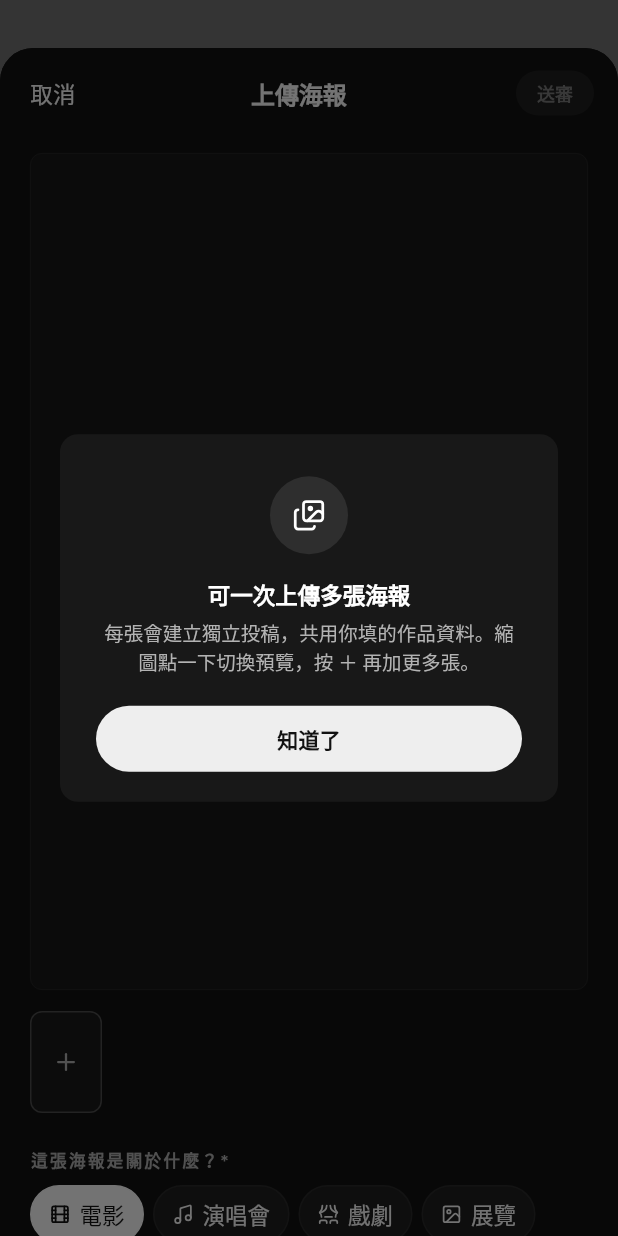
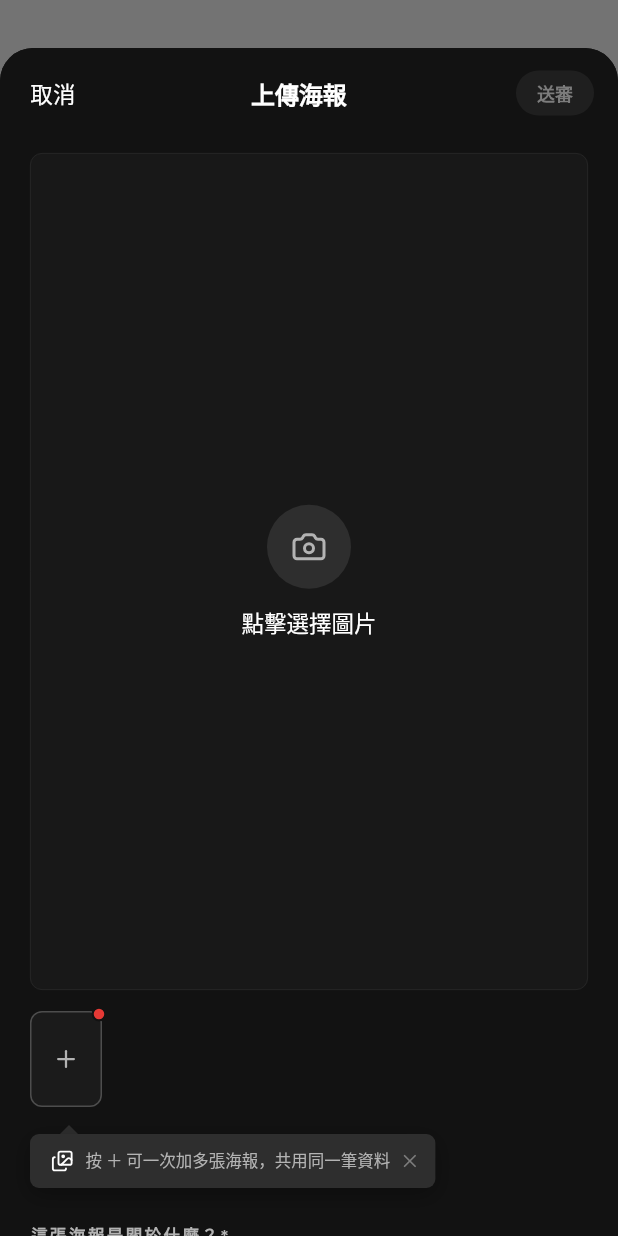
Before and after one commit to Chang-Shih-Yung/poster_app, a Flutter app: the SubmissionPage screen opened by its route, on a phone screen of 412 x 824 dp. Run offline on Flutter 3.47's test engine with Material 3 defaults, Android fonts, the phone set to English and light mode, and no system bars; our stand-ins replace cached_network_image, flutter_blurhash, flutter_riverpod, go_router, image_picker, lucide_icons_flutter and 3 more; accounts and stored records are empty; statements that could not run were skipped.

Commit message:
fix(ux): v19 round 5 — home hero/jump + inline upload tip bubble
Home feed poster-jumping on detail return
  Root cause: all three home card variants (_HeroCard, _FeedCard,
  _TrendingRow tile) rendered raw CachedNetworkImage. The detail
  route wraps its hero in Hero(tag: 'poster-$id') — with no
  matching source widget on home, Flutter's Hero flight landed on
  nothing and visibly "flew to the corner" when the user popped
  back. Second-order symptom: missing blurhash placeholders meant
  the rest of the feed re-faded from grey on return, so the grid
  looked like it shuffled.

  The 我的 tab never flickered because its cards go through
  AppPosterTile which already includes both a Hero wrapper and
  blurhash placeholder.

  Fix: pull the shared shape into a helper `_homePosterImage` that
  wraps CachedNetworkImage with the right Hero tag + a blurhash
  placeholder when the poster row carries one. Applied to all three
  home card variants. Uploader-badge overlay still composes on top
  in the existing Stack.

Multi-upload hint, v2
  First iteration put up a full-screen modal on entry — too heavy
  for a one-line affordance nudge. Second iteration:
    · Adds a 10-px red dot on the ＋ slot while the tip is unseen.
    · After a 1.2 s settle delay, a slim inline bubble slides in
      below the thumb row with an upward caret pointing at the ＋
      and the one-line hint. No scrim, rest of the page stays
      interactive.
    · Dismisses on bubble tap, ＋ tap, or 6-s auto-timeout. Seen
      flag persists via SharedPreferences so the red dot + bubble
      never return for that user.

Housekeeping
  Deleted `_MultiUploadHintDialog`. New `_MultiUploadHintBubble`
  + `_CaretPainter` handle the new inline tip. Timers cancelled
  in dispose() to avoid setState-after-unmount if the user closes
  the page mid-delay.

Verification
  flutter analyze: 0 issues · flutter test: 126/126 pass

Co-Authored-By: Claude Opus 4.7 (1M context) <noreply@anthropic.com>

```diff
--- a/lib/features/submission/submission_page.dart
+++ b/lib/features/submission/submission_page.dart
@@ -98,37 +98,79 @@ class _SubmissionPageState extends ConsumerState<SubmissionPage> {
   // ── Expandable sections ──
   bool _showAdvanced = false;
 
-  // v19 round 3: one-shot multi-upload hint. Previously we dangled
-  // the "點縮圖切換預覽，按 ＋ 加更多張（共用同一筆作品資料）" line
-  // under the thumb row, which read as a desktop footnote. Now we
-  // fire a brief iOS-style modal the first time the user lands on
-  // this page — tap 知道了 and it never shows again (persisted via
-  // SharedPreferences). Subsequent visits are chrome-free.
+  // v19 round 5: multi-upload tip, second iteration.
+  //
+  // Previous round put up a full-screen modal on first entry — read
+  // as heavy-handed for a line of copy that's really just an
+  // affordance nudge. Now:
+  //
+  //   · The ＋ tile in the thumb row carries a small red dot while
+  //     the tip is unseen (visual anchor — "there's something new
+  //     here, look").
+  //   · After a short delay (~1.2 s) once the page settles, a slim
+  //     toast-bubble slides in below the thumb row pointing at ＋,
+  //     with a single-line hint and a close affordance. No scrim,
+  //     no route push — the rest of the page stays interactive.
+  //   · Dismissal triggers on: tapping the bubble, tapping the ＋,
+  //     scrolling further, or 6 s of idle. Any of those mark the
+  //     hint as seen in SharedPreferences, so the red dot + bubble
+  //     both disappear and never return.
   static const _prefsKeyHintSeen = 'submission_multi_hint_seen_v1';
+
+  /// Drives both the red dot on ＋ and the pop-up bubble visibility.
+  /// Starts true assuming unseen; initState overrides with the
+  /// persisted flag.
+  bool _hintUnseen = true;
+
+  /// Only true during the short window between "page-settled delay"
+  /// and "user acknowledged" — the bubble itself is driven by this.
+  bool _hintBubbleVisible = false;
+
+  Timer? _hintShowTimer;
+  Timer? _hintAutoDismissTimer;
 
   @override
   void initState() {
     super.initState();
-    WidgetsBinding.instance.addPostFrameCallback((_) => _maybeShowHint());
-  }
-
-  Future<void> _maybeShowHint() async {
+    WidgetsBinding.instance.addPostFrameCallback((_) => _scheduleHint());
+  }
+
+  Future<void> _scheduleHint() async {
     if (!mounted) return;
     final prefs = await SharedPreferences.getInstance();
-    if (prefs.getBool(_prefsKeyHintSeen) == true) return;
+    final seen = prefs.getBool(_prefsKeyHintSeen) == true;
     if (!mounted) return;
-    await showDialog<void>(
-      context: context,
-      barrierColor: Colors.black.withValues(alpha: 0.55),
-      builder: (ctx) => _MultiUploadHintDialog(
-        onDismiss: () => Navigator.of(ctx).pop(),
-      ),
-    );
-    await prefs.setBool(_prefsKeyHintSeen, true);
+    if (seen) {
+      setState(() => _hintUnseen = false);
+      return;
+    }
+    // Unseen — delay briefly so the form has painted and the user
+    // isn't confronted with a tip the instant the page opens.
+    _hintShowTimer = Timer(const Duration(milliseconds: 1200), () {
+      if (!mounted) return;
+      setState(() => _hintBubbleVisible = true);
+      // Auto-dismiss after 6 s if the user doesn't interact.
+      _hintAutoDismissTimer = Timer(const Duration(seconds: 6), _dismissHint);
+    });
+  }
+
+  void _dismissHint() {
+    _hintShowTimer?.cancel();
+    _hintAutoDismissTimer?.cancel();
+    if (!mounted) return;
+    if (!_hintUnseen && !_hintBubbleVisible) return;
+    setState(() {
+      _hintUnseen = false;
+      _hintBubbleVisible = false;
+    });
+    SharedPreferences.getInstance()
+        .then((p) => p.setBool(_prefsKeyHintSeen, true));
   }
 
   @override
   void dispose() {
+    _hintShowTimer?.cancel();
+    _hintAutoDismissTimer?.cancel();
     _titleZhController.dispose();
     _titleEnController.dispose();
     _yearController.dispose();
@@ -640,19 +682,30 @@ class _SubmissionPageState extends ConsumerState<SubmissionPage> {
             const SizedBox(height: 10),
 
             // Thumb row — each picked image + a trailing ＋ slot.
+            // `addSlotHasDot` is the red badge that nudges first-time
+            // users toward the multi-upload affordance; cleared on
+            // first interaction via `_dismissHint`.
             _ThumbRow(
               images: _images,
               activeIdx: _primaryIdx,
               onRemove: _submitting ? null : _removeImageAt,
               onSelect: _submitting ? null : _setPrimary,
-              onAdd: _submitting ? null : _addImages,
-            ),
-            // Hint when there's at least one image, so the multi-upload
-            // affordance is unmissable.
-            // v19 round 3: the inline "點縮圖切換預覽…" footnote was
-            // removed — reads as desktop chrome. The same content is
-            // now delivered once, on first entry, via the
-            // _MultiUploadHintDialog (see initState).
+              onAdd: _submitting
+                  ? null
+                  : () {
+                      _dismissHint();
+                      _addImages();
+                    },
+              addSlotHasDot: _hintUnseen,
+            ),
+            // Pop-up bubble pointing at the ＋ slot. Only visible
+            // in the brief window between the post-entry delay and
+            // the user's first acknowledgement; see _scheduleHint.
+            if (_hintBubbleVisible)
+              Padding(
+                padding: const EdgeInsets.only(top: 8),
+                child: _MultiUploadHintBubble(onDismiss: _dismissHint),
+              ),
 
             const SizedBox(height: 24),
 
@@ -1694,12 +1747,18 @@ class _ThumbRow extends StatelessWidget {
     required this.onRemove,
     required this.onSelect,
     required this.onAdd,
+    this.addSlotHasDot = false,
   });
   final List<_PickedImage> images;
   final int activeIdx;
   final ValueChanged<int>? onRemove;
   final ValueChanged<int>? onSelect;
   final VoidCallback? onAdd;
+
+  /// When true, overlay a small red dot on the ＋ slot as a
+  /// first-run affordance nudge. Cleared the moment the user
+  /// acknowledges the companion hint bubble.
+  final bool addSlotHasDot;
 
   @override
   Widget build(BuildContext context) {
@@ -1713,7 +1772,9 @@ class _ThumbRow extends StatelessWidget {
         itemCount: images.length + 1,
         separatorBuilder: (_, _) => const SizedBox(width: 8),
         itemBuilder: (context, i) {
-          if (i == images.length) return _AddSlot(onTap: onAdd);
+          if (i == images.length) {
+            return _AddSlot(onTap: onAdd, showRedDot: addSlotHasDot);
+          }
           return _ThumbTile(
             image: images[i],
             active: i == activeIdx,
@@ -1844,77 +1905,117 @@ class _CompressOverlay extends StatelessWidget {
 }
 
 class _AddSlot extends StatelessWidget {
-  const _AddSlot({required this.onTap});
+  const _AddSlot({required this.onTap, this.showRedDot = false});
   final VoidCallback? onTap;
 
+  /// Paint a 8×8 red dot in the top-right corner. Used as a
+  /// first-run affordance nudge (see `_MultiUploadHintBubble`).
+  final bool showRedDot;
+
   @override
   Widget build(BuildContext context) {
+    final slot = Container(
+      width: 48,
+      height: 64,
+      decoration: BoxDecoration(
+        color: const Color(0x0AFFFFFF),
+        borderRadius: BorderRadius.circular(8),
+        border: Border.all(color: AppTheme.line2),
+      ),
+      child: Icon(LucideIcons.plus, size: 18, color: AppTheme.textMute),
+    );
     return GestureDetector(
       onTap: onTap,
       behavior: HitTestBehavior.opaque,
-      child: Container(
-        width: 48,
-        height: 64,
-        decoration: BoxDecoration(
-          color: const Color(0x0AFFFFFF),
-          borderRadius: BorderRadius.circular(8),
-          border: Border.all(color: AppTheme.line2),
-        ),
-        child: Icon(LucideIcons.plus, size: 18, color: AppTheme.textMute),
-      ),
-    );
-  }
-}
-
-/// First-run tip shown on initial entry to the submission page.
-/// App-style brief modal — one icon, a short heading, a one-line
-/// description, one action button. Mirrors the pattern iOS uses
-/// for feature onboarding (e.g. Safari "Continue in Reader") —
-/// lightweight enough to dismiss with muscle memory.
+      child: Stack(
+        clipBehavior: Clip.none,
+        children: [
+          slot,
+          if (showRedDot)
+            Positioned(
+              top: -3,
+              right: -3,
+              child: Container(
+                width: 10,
+                height: 10,
+                decoration: BoxDecoration(
+                  color: AppTheme.favoriteActive,
+                  shape: BoxShape.circle,
+                  border: Border.all(color: AppTheme.bg, width: 1.5),
+                ),
+              ),
+            ),
+        ],
+      ),
+    );
+  }
+}
+
+/// First-run tip, second-iteration version. Slim horizontal bubble
+/// that renders inline below the thumb row, with a small upward
+/// caret pointing at the ＋ slot (leftmost column of the row, where
+/// ＋ lives when there are no picked images yet). Visible for 6 s
+/// or until the user taps anywhere on it.
 ///
-/// Persistence lives in [_SubmissionPageState._prefsKeyHintSeen].
-class _MultiUploadHintDialog extends StatelessWidget {
-  const _MultiUploadHintDialog({required this.onDismiss});
+/// Why inline instead of an Overlay-anchored popover:
+///   · Inline stays aligned to ＋ without needing a GlobalKey +
+///     RenderBox position math — the thumb row is the line above
+///     so pointing up-left lands on ＋ for the empty-state case
+///     (when ＋ is the first slot).
+///   · The scroll body isn't obstructed; the user can scroll past
+///     to dismiss naturally.
+///   · Cheap to render, cheap to dismiss.
+class _MultiUploadHintBubble extends StatelessWidget {
+  const _MultiUploadHintBubble({required this.onDismiss});
   final VoidCallback onDismiss;
 
   @override
   Widget build(BuildContext context) {
-    return Dialog(
-      backgroundColor: AppTheme.surface,
-      insetPadding: const EdgeInsets.symmetric(horizontal: 40),
-      shape: RoundedRectangleBorder(
-        borderRadius: BorderRadius.circular(AppTheme.r5),
-      ),
-      child: Padding(
-        padding: const EdgeInsets.fromLTRB(24, 28, 24, 20),
+    return Align(
+      alignment: Alignment.centerLeft,
+      child: GestureDetector(
+        onTap: onDismiss,
+        behavior: HitTestBehavior.opaque,
         child: Column(
+          crossAxisAlignment: CrossAxisAlignment.start,
           mainAxisSize: MainAxisSize.min,
           children: [
+            // Upward caret anchored to the left, pointing at the ＋ slot.
+            Padding(
+              padding: const EdgeInsets.only(left: 20),
+              child: CustomPaint(
+                size: const Size(12, 6),
+                painter: _CaretPainter(AppTheme.surfaceRaised),
+              ),
+            ),
             Container(
-              width: 52,
-              height: 52,
+              padding: const EdgeInsets.fromLTRB(14, 10, 10, 10),
               decoration: BoxDecoration(
                 color: AppTheme.surfaceRaised,
-                shape: BoxShape.circle,
-              ),
-              child: Icon(LucideIcons.images,
-                  size: 22, color: AppTheme.text),
-            ),
-            const SizedBox(height: 16),
-            const AppText.bodyBold('可一次上傳多張海報',
-                textAlign: TextAlign.center),
-            const SizedBox(height: 6),
-            const AppText.caption(
-              '每張會建立獨立投稿，共用你填的作品資料。'
-              '縮圖點一下切換預覽，按 ＋ 再加更多張。',
-              tone: AppTextTone.muted,
-              textAlign: TextAlign.center,
-            ),
-            const SizedBox(height: 20),
-            AppButton.primary(
-              label: '知道了',
-              fullWidth: true,
-              onPressed: onDismiss,
+                borderRadius: BorderRadius.circular(AppTheme.r3),
+                boxShadow: [
+                  BoxShadow(
+                    color: Colors.black.withValues(alpha: 0.3),
+                    blurRadius: 12,
+                    offset: const Offset(0, 4),
+                  ),
+                ],
+              ),
+              child: Row(
+                mainAxisSize: MainAxisSize.min,
+                children: [
+                  Icon(LucideIcons.images, size: 15, color: AppTheme.text),
+                  const SizedBox(width: 8),
+                  const Flexible(
+                    child: AppText.small(
+                      '按 ＋ 可一次加多張海報，共用同一筆資料',
+                      weight: FontWeight.w500,
+                    ),
+                  ),
+                  const SizedBox(width: 6),
+                  Icon(LucideIcons.x, size: 14, color: AppTheme.textFaint),
+                ],
+              ),
             ),
           ],
         ),
@@ -1922,3 +2023,21 @@ class _MultiUploadHintDialog extends StatelessWidget {
     );
   }
 }
+
+class _CaretPainter extends CustomPainter {
+  const _CaretPainter(this.color);
+  final Color color;
+
+  @override
+  void paint(Canvas canvas, Size size) {
+    final p = Path()
+      ..moveTo(size.width / 2, 0)
+      ..lineTo(size.width, size.height)
+      ..lineTo(0, size.height)
+      ..close();
+    canvas.drawPath(p, Paint()..color = color);
+  }
+
+  @override
+  bool shouldRepaint(_CaretPainter old) => old.color != color;
+}
```
Also changed, not shown: lib/features/home/home_page.dart (+50 -22 lines).
